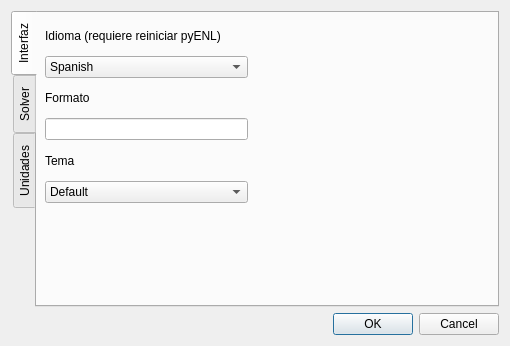
Above: GUI/Settings.ui from jon85p/pyENL before the change. Below: the same form after it.
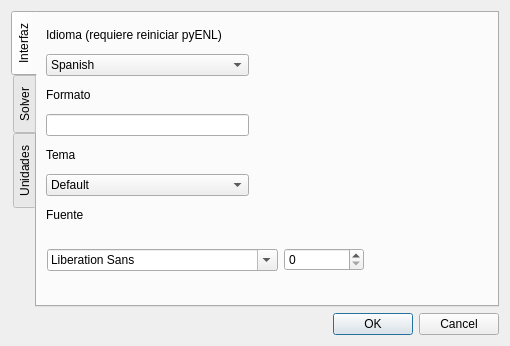
That is the form after the change.

Commit message: Fonts tests & delete space at top QPlainTextEdit

What changed in the file:
```diff
--- a/GUI/Settings.ui
+++ b/GUI/Settings.ui
@@ -26,13 +26,31 @@
       <attribute name="title">
        <string>Interfaz</string>
       </attribute>
-      <widget class="QWidget" name="layoutWidget">
+      <widget class="QWidget" name="">
        <property name="geometry">
         <rect>
-         <x>8</x>
-         <y>8</y>
+         <x>10</x>
+         <y>230</y>
+         <width>317</width>
+         <height>34</height>
+        </rect>
+       </property>
+       <layout class="QHBoxLayout" name="horizontalLayout">
+        <item>
+         <widget class="QFontComboBox" name="fontText"/>
+        </item>
+        <item>
+         <widget class="QSpinBox" name="sizeFont"/>
+        </item>
+       </layout>
+      </widget>
+      <widget class="QWidget" name="">
+       <property name="geometry">
+        <rect>
+         <x>9</x>
+         <y>9</y>
          <width>203</width>
-         <height>182</height>
+         <height>206</height>
         </rect>
        </property>
        <layout class="QVBoxLayout" name="verticalLayout_2">
@@ -114,6 +132,13 @@
           </item>
          </widget>
         </item>
+        <item>
+         <widget class="QLabel" name="label_7">
+          <property name="text">
+           <string>Fuente</string>
+          </property>
+         </widget>
+        </item>
        </layout>
       </widget>
      </widget>
```
The commit also changes 4 other files.
